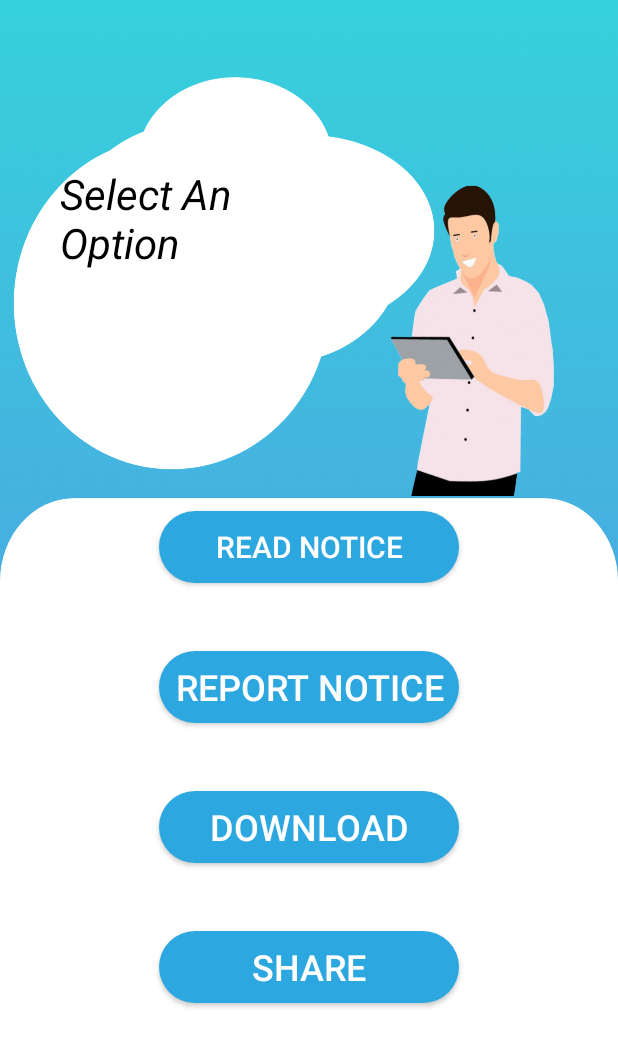
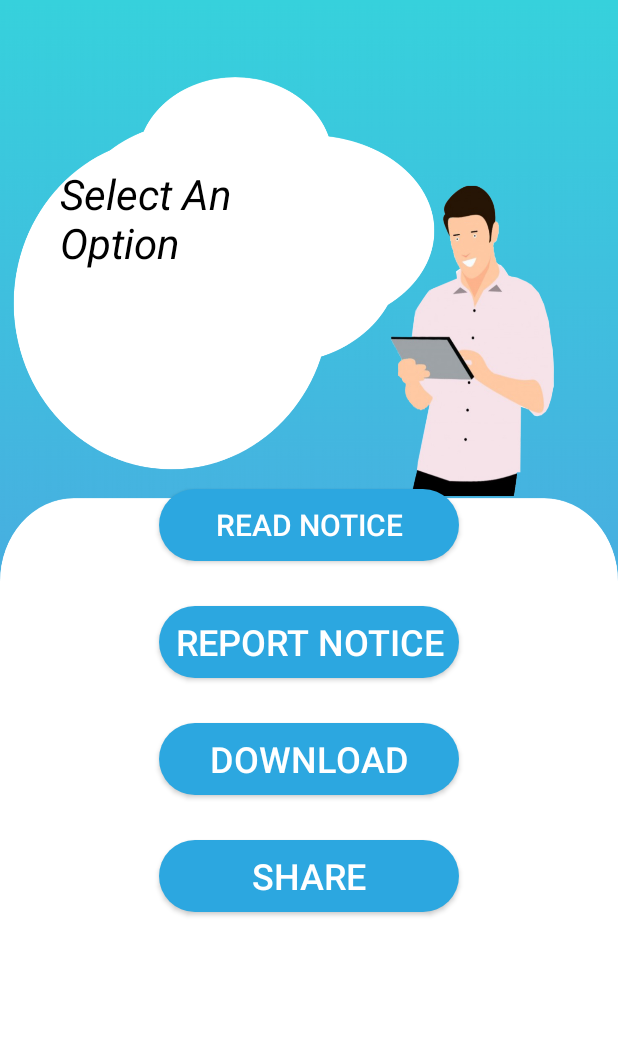
Before and after one commit to SKYLARK-13/MK23_WEBREBELS, an Android app: the ListOptionActivity screen opened directly, with no data from a screen before it, on a phone screen of 412 x 824 dp. Shown: the top 1047 px of the screen. Run offline under Robolectric (Android 15) with nearby library versions, the phone set to English and light mode, and no system bars; our stand-ins replace Firebase (no records; nobody signed in at launch, a user with empty details on screens opened directly).

Commit message:
"changes in list_option activity"

```diff
--- a/app/src/main/res/layout/activity_list_option.xml
+++ b/app/src/main/res/layout/activity_list_option.xml
@@ -32,7 +32,7 @@
             android:background="@drawable/button"
             android:id="@+id/ReadNotice"
 
-            android:layout_marginTop="160dp"
+            android:layout_marginTop="145dp"
             android:layout_centerHorizontal="true" />
 
 
@@ -47,7 +47,7 @@
             android:id="@+id/report"
             android:layout_below="@+id/ReadNotice"
             android:layout_centerHorizontal="true"
-            android:layout_marginTop="45dp"/>
+            android:layout_marginTop="30dp"/>
 
     <Button
         android:layout_width="200dp"
@@ -59,7 +59,7 @@
         android:id="@+id/download_btn"
         android:layout_below="@+id/report"
         android:layout_centerHorizontal="true"
-        android:layout_marginTop="45dp"/>
+        android:layout_marginTop="30dp"/>
 
     <Button
         android:layout_width="200dp"
@@ -71,7 +71,7 @@
         android:id="@+id/share_btn"
         android:layout_below="@+id/download_btn"
         android:layout_centerHorizontal="true"
-        android:layout_marginTop="45dp"/>
+        android:layout_marginTop="30dp"/>
 
 
 </RelativeLayout>
```
